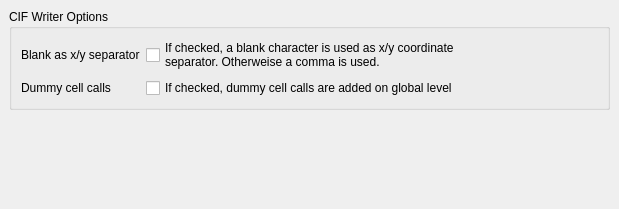
KLayout/klayout, file src/plugins/streamers/magic/lay_plugin/MAGWriterOptionPage.ui: the form before one commit.
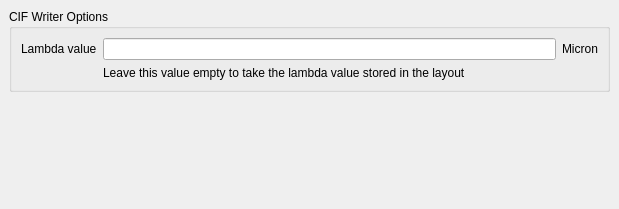
The form after the commit.

Commit message: WIP: starting MAG writer.

The edit to the form file:
```diff
--- a/src/plugins/streamers/magic/lay_plugin/MAGWriterOptionPage.ui
+++ b/src/plugins/streamers/magic/lay_plugin/MAGWriterOptionPage.ui
@@ -35,50 +35,27 @@
       <string>CIF Writer Options</string>
      </property>
      <layout class="QGridLayout" name="gridLayout">
-      <property name="leftMargin">
-       <number>9</number>
-      </property>
-      <property name="topMargin">
-       <number>9</number>
-      </property>
-      <property name="rightMargin">
-       <number>9</number>
-      </property>
-      <property name="bottomMargin">
-       <number>9</number>
-      </property>
       <item row="0" column="1">
-       <widget class="QCheckBox" name="blank_separator_cbx">
-        <property name="sizePolicy">
-         <sizepolicy hsizetype="Expanding" vsizetype="Fixed">
-          <horstretch>0</horstretch>
-          <verstretch>0</verstretch>
-         </sizepolicy>
-        </property>
+       <widget class="QLineEdit" name="lambda_le"/>
+      </item>
+      <item row="0" column="2">
+       <widget class="QLabel" name="label">
         <property name="text">
-         <string>If checked, a blank character is used as x/y coordinate
-separator. Otherweise a comma is used.</string>
+         <string>Micron</string>
         </property>
        </widget>
       </item>
       <item row="0" column="0">
+       <widget class="QLabel" name="label_6">
+        <property name="text">
+         <string>Lambda value</string>
+        </property>
+       </widget>
+      </item>
+      <item row="1" column="1" colspan="2">
        <widget class="QLabel" name="label_2">
         <property name="text">
-         <string>Blank as x/y separator</string>
-        </property>
-       </widget>
-      </item>
-      <item row="1" column="0">
-       <widget class="QLabel" name="label">
-        <property name="text">
-         <string>Dummy cell calls</string>
-        </property>
-       </widget>
-      </item>
-      <item row="1" column="1">
-       <widget class="QCheckBox" name="dummy_calls_cbx">
-        <property name="text">
-         <string>If checked, dummy cell calls are added on global level</string>
+         <string>Leave this value empty to take the lambda value stored in the layout</string>
         </property>
        </widget>
       </item>
```
The commit also changes 11 other files.
